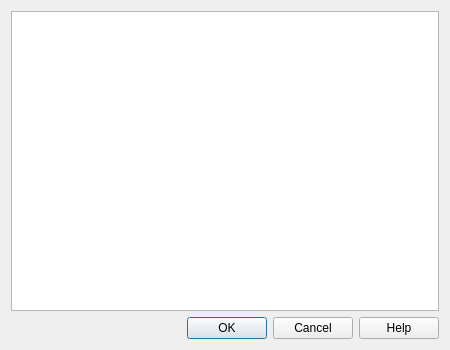
nathaneltitane/studworx, file source/interface/dialogs/sw_dialog_groups_edit.ui: the form before one commit.
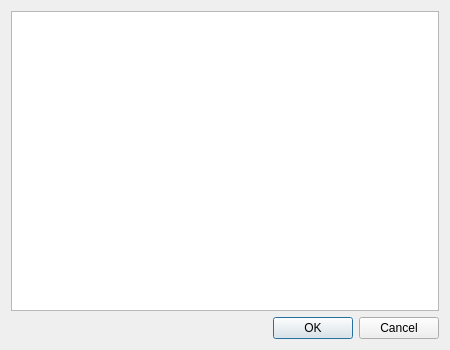
The form after the commit.

What changed in the file:
```diff
--- a/source/interface/dialogs/sw_dialog_groups_edit.ui
+++ b/source/interface/dialogs/sw_dialog_groups_edit.ui
@@ -56,7 +56,7 @@
       <enum>Qt::Orientation::Horizontal</enum>
      </property>
      <property name="standardButtons">
-      <set>QDialogButtonBox::StandardButton::Cancel|QDialogButtonBox::StandardButton::Help|QDialogButtonBox::StandardButton::Ok</set>
+      <set>QDialogButtonBox::StandardButton::Cancel|QDialogButtonBox::StandardButton::Ok</set>
      </property>
     </widget>
    </item>
```
